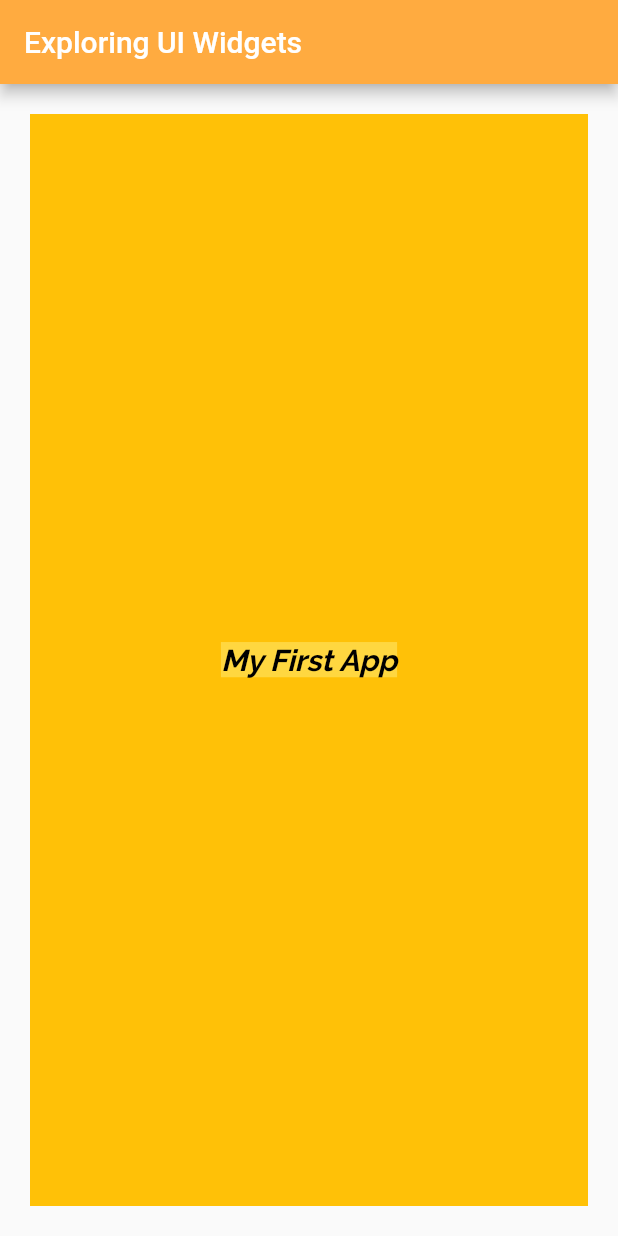
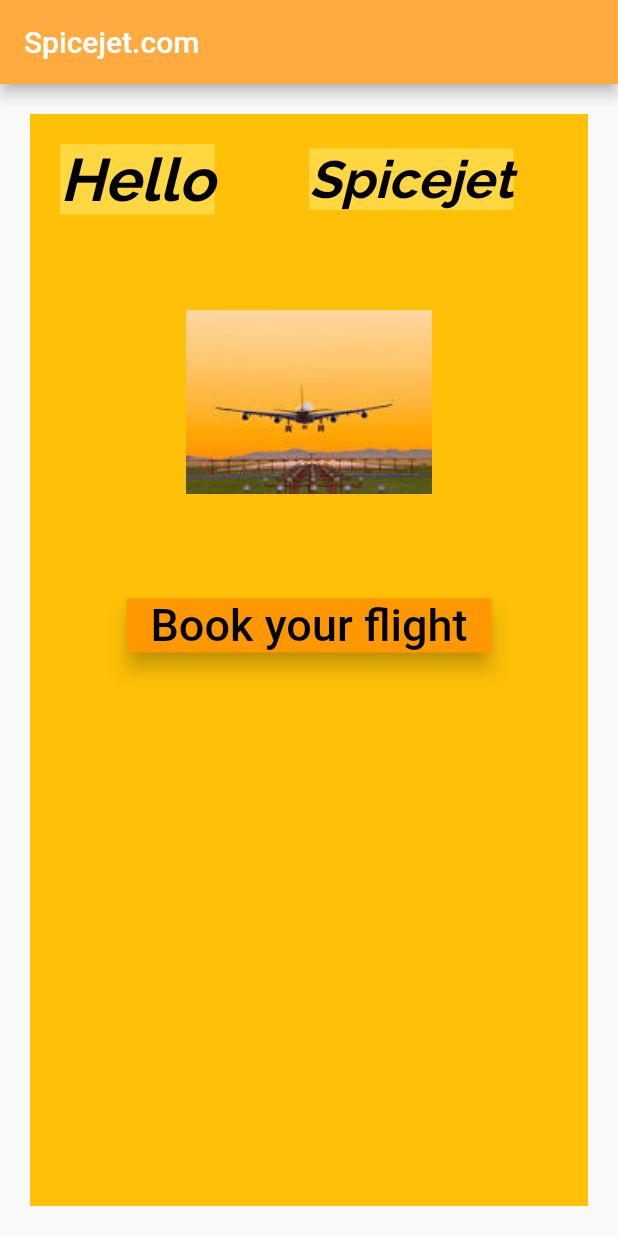
Before and after one commit to samii9914/flutter_app, a Flutter app: the screen it shows after launch, on a phone screen of 412 x 824 dp. Run offline on Flutter 3.47's test engine with Material 2 defaults, Android fonts, the phone set to English and light mode, and no system bars.

Commit message:
added new modified files

```diff
--- a/lib/app_screens/home.dart
+++ b/lib/app_screens/home.dart
@@ -4,27 +4,103 @@ class Home extends StatelessWidget {
   @override
   Widget build(BuildContext context) {
     return Center(
-        child:Container(
-      alignment:Alignment.center,
-      color:Colors.amber,
-      margin:EdgeInsets.all(20.0),
+        child: Container(
+            alignment: Alignment.center,
+            color: Colors.amber,
+            margin: EdgeInsets.all(20.0),
             padding: EdgeInsets.all(20.0),
-      child:Text(
-        "My First App",
+            child: Column(children: <Widget>[
+              //widget1
+
+              Row(children: <Widget>[
+                //widget 1
+                Expanded(
+                  child: Text("Hello",
                       textDirection: TextDirection.ltr,
-        style:TextStyle(
-            color:Colors.black,
+                      style: TextStyle(
+                          color: Colors.black,
                           decoration: TextDecoration.none,
-          fontSize: 20.0,
+                          fontSize: 40.0,
                           fontFamily: 'Raleway',
                           fontWeight: FontWeight.w700,
                           fontStyle: FontStyle.italic,
-          backgroundColor:Colors.amberAccent
+                          backgroundColor: Colors.amberAccent)),
+                ),
+
+                //widget2
+                Expanded(
+                  child: Text("Spicejet",
+                      textDirection: TextDirection.ltr,
+                      style: TextStyle(
+                          color: Colors.black,
+                          decoration: TextDecoration.none,
+                          fontSize: 35.0,
+                          fontFamily: 'Raleway',
+                          fontWeight: FontWeight.w200,
+                          fontStyle: FontStyle.italic,
+                          backgroundColor: Colors.amberAccent)),
                 )
+              ]),
+
+              //widget2
+              FlightImage(),
+              FlightBookbutton(),
+            ])));
+  }
+}
+
+class FlightImage extends StatelessWidget {
+  @override
+  Widget build(BuildContext context) {
+    AssetImage assetImage = AssetImage('images/flights.jpg');
+    Image image = Image(
+      image: assetImage,
+      height: 250.0,
+      width: 250,
+    );
+    return Container(child: image);
+  }
+}
+
+class FlightBookbutton extends StatelessWidget{
+    @override
+  Widget build(BuildContext context)
+    {
+      return Container(
+        child:RaisedButton(
+            color:Colors.orange,
+            child:Text(
+              "Book your flight",
+              style:TextStyle(
+               fontSize: 30.0,
+               color:Colors.black,
               )
+            ),
+          elevation:6.0,
+          onPressed: ()
+            {
+              //action
+              bookflight(context);
+            },
 
-    )
+
+          ),
       );
     }
+}
+void bookflight(BuildContext context)
+{
+  var alertdialog=AlertDialog(title:
+  Text(
+    "Flight Booked Successfully"
+  ),
+      content:Text("Have a Pleasant Flight"),
+  );
 
+  showDialog(context: context,
+  builder: (BuildContext context)
+      {
+        return alertdialog;
       }
+  );
+}
--- a/lib/main.dart
+++ b/lib/main.dart
@@ -6,9 +6,9 @@ void main()
   runApp(
     MaterialApp(
       debugShowCheckedModeBanner: false,
-      title:"Exploring UI Widgets",
+      title:"Spicejet.com",
       home:Scaffold(
-        appBar: AppBar(title:Text("Exploring UI Widgets"),backgroundColor: Colors.orangeAccent,),
+        appBar: AppBar(title:Text("Spicejet.com"),backgroundColor: Colors.orangeAccent,),
         body:Home()
       )
     )
--- a/pubspec.yaml
+++ b/pubspec.yaml
@@ -41,9 +41,9 @@ flutter:
   uses-material-design: true
 
   # To add assets to your application, add an assets section, like this:
-  # assets:
-  #  - images/a_dot_burr.jpeg
-  #  - images/a_dot_ham.jpeg
+  assets:
+    - images/flights.jpg
+    #- images/a_dot_ham.jpeg
 
   # An image asset can refer to one or more resolution-specific "variants", see
   # https://flutter.dev/assets-and-images/#resolution-aware.
```
Also changed, not shown: images/flights.jpg (added). Lines whose indentation alone changed are shown as unchanged.
